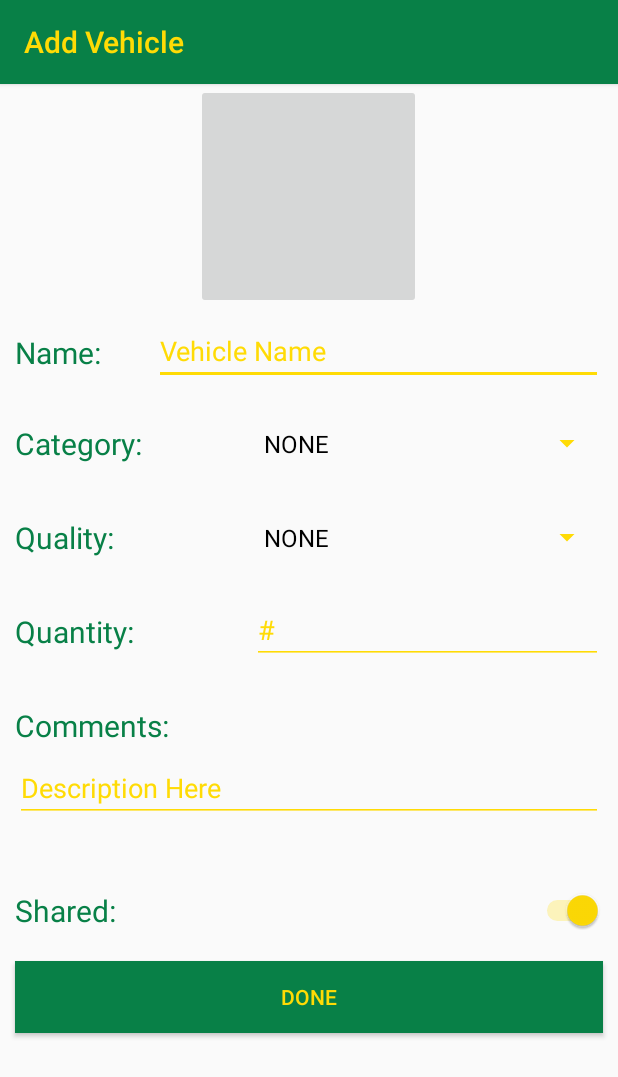
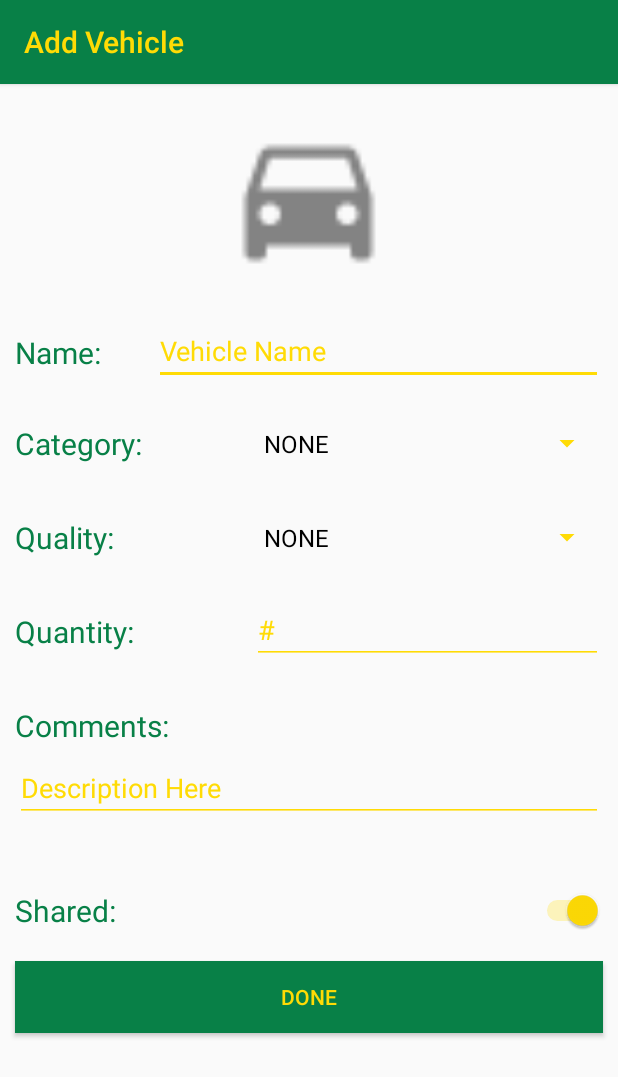
Before and after one commit to CMPUT301F15T05/cuddly-quack, an Android app: the AddInventoryActivity screen opened directly, with no data from a screen before it, on a phone screen of 412 x 824 dp. Shown: the top 1077 px of the screen. Run offline under Robolectric (Android 15) with nearby library versions, the phone set to English and light mode, and no system bars.

Commit message:
update views to default display the default car

```diff
--- a/SwapMyRide/app/src/main/res/layout/addinventory.xml
+++ b/SwapMyRide/app/src/main/res/layout/addinventory.xml
@@ -19,7 +19,8 @@
             android:layout_height="150dp"
             android:layout_below="@+id/tool_bar"
             android:layout_centerHorizontal="true"
-            android:id="@+id/vehicleImage"/>
+            android:id="@+id/vehicleImage"
+            android:background="@drawable/ic_default_car" />
 
         <TextView
             android:layout_width="wrap_content"
--- a/SwapMyRide/app/src/main/res/layout/viewvehicle.xml
+++ b/SwapMyRide/app/src/main/res/layout/viewvehicle.xml
@@ -16,7 +16,8 @@
         android:layout_below="@+id/tool_bar"
         android:layout_alignParentStart="true"
         android:layout_marginLeft="10dp"
-        android:layout_marginTop="10dp" />
+        android:layout_marginTop="10dp"
+        android:background="@drawable/ic_default_car" />
 
     <TextView
         android:layout_width="wrap_content"
```
